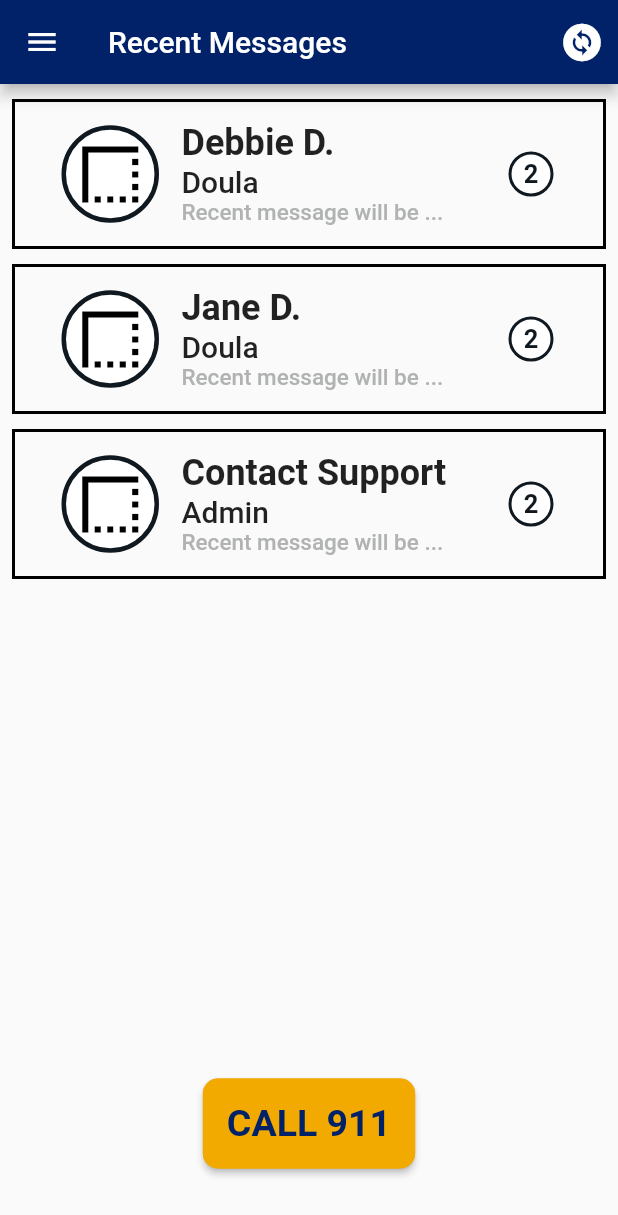
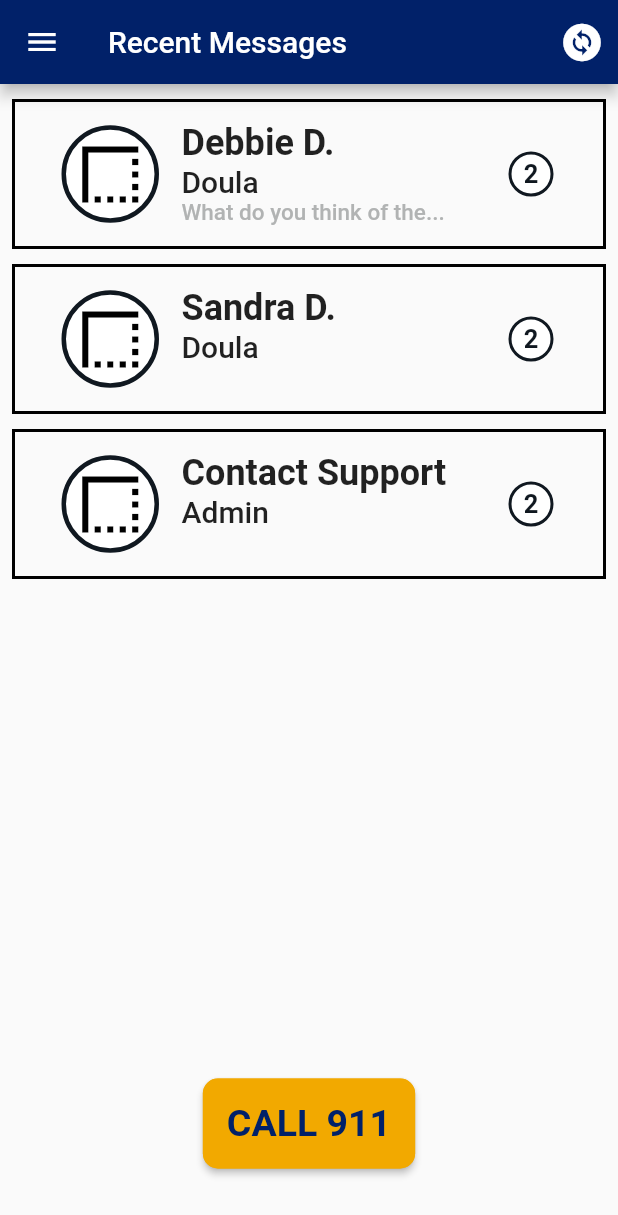
Before and after one commit to atlantadoulaconnect/adc-app, a Flutter app: the RecentMessagesPage screen opened by its route, on a phone screen of 412 x 824 dp. Shown: the top 1215 px of the screen. Run offline on Flutter 3.47's test engine with Material 2 defaults, Android fonts, the phone set to English and light mode, and no system bars; our stand-ins replace cloud_firestore, cloud_functions, firebase_auth; missing offline and left inert: calendarro; accounts and stored records are empty.

Commit message:
Updated timestamps and recent message text

```diff
--- a/adc_app/lib/screens/messages.dart
+++ b/adc_app/lib/screens/messages.dart
@@ -108,11 +108,11 @@ class _MessagesPageState extends State<MessagesPage> {
   final String otherUser = "Debbie";
   final String myId = "0";
   List<Message> messages = [
-    new Message("Hello! My name is Debbie. I am your doula!", "1", new Timestamp.now()),
-    new Message("Hi Debbie! I'm Jane!", "0", new Timestamp.now()),
-    new Message("How long have you been a doula?", "0", new Timestamp.now()),
-    new Message("I've been a doula for 3 years!", "1", new Timestamp.now()),
-    new Message("What do you think of the Atlanta Doula Connect app?", "1", new Timestamp.now())
+    new Message("Hello! My name is Debbie. I am your doula!", "1", new Timestamp.fromDate(new DateTime(2020, 2, 17, 21, 50))),
+    new Message("Hi Debbie! I'm Jane!", "0", new Timestamp.fromDate(new DateTime(2020, 2, 17, 21, 51))),
+    new Message("How long have you been a doula?", "0", new Timestamp.fromDate(new DateTime(2020, 2, 17, 21, 51))),
+    new Message("I've been a doula for 3 years!", "1", new Timestamp.fromDate(new DateTime(2020, 2, 17, 21, 53))),
+    new Message("What do you think of the Atlanta Doula Connect app?", "1", new Timestamp.fromDate(new DateTime(2020, 2, 17, 21, 53)))
   ];
 
   @override
--- a/adc_app/lib/screens/recent_messages.dart
+++ b/adc_app/lib/screens/recent_messages.dart
@@ -19,7 +19,8 @@ class _RecentMessagesPageState extends State<RecentMessagesPage> {
 
   @override
   Widget build(BuildContext context) {
-    final recentContacts = ["Debbie D.", "Jane D.", "Contact Support"];
+    final recentContacts = ["Debbie D.", "Sandra D.", "Contact Support"];
+    final recentMessage = ["What do you think of the...", "", ""];
     final contactCards = <Widget>[];
     for (var i = 0; i < recentContacts.length; i++) {
       contactCards.add(
@@ -78,7 +79,7 @@ class _RecentMessagesPageState extends State<RecentMessagesPage> {
                               ),
                             ),
                             Text(
-                              "Recent message will be ...",
+                              recentMessage[i],
                               style: TextStyle(
                                   fontSize: 15,
                                   color: themeColors["coolGray5"]
```
